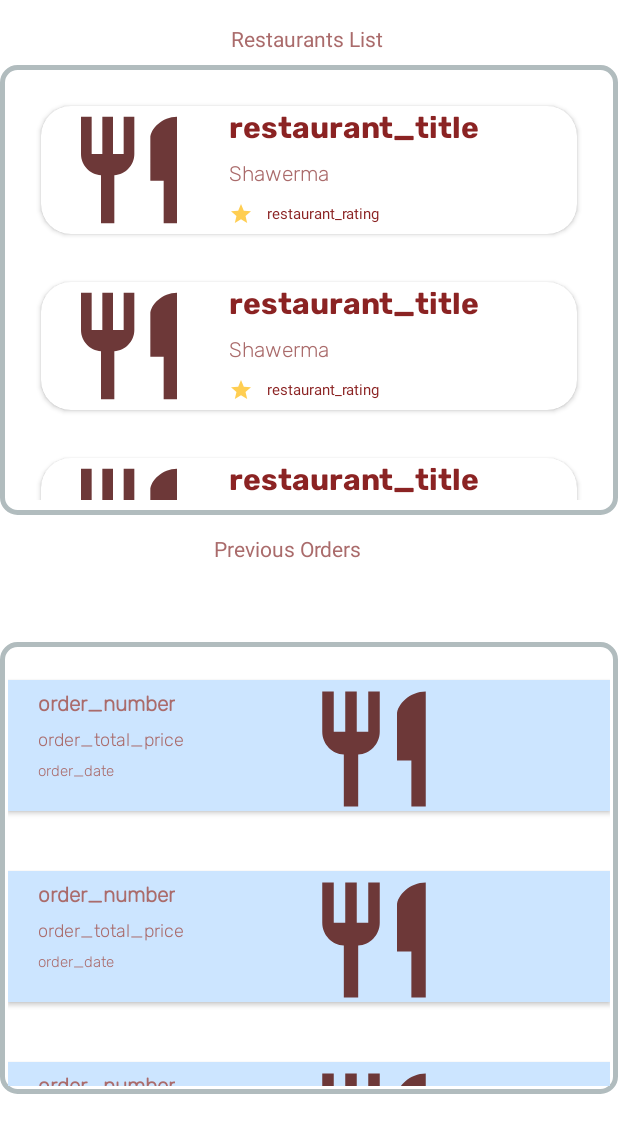
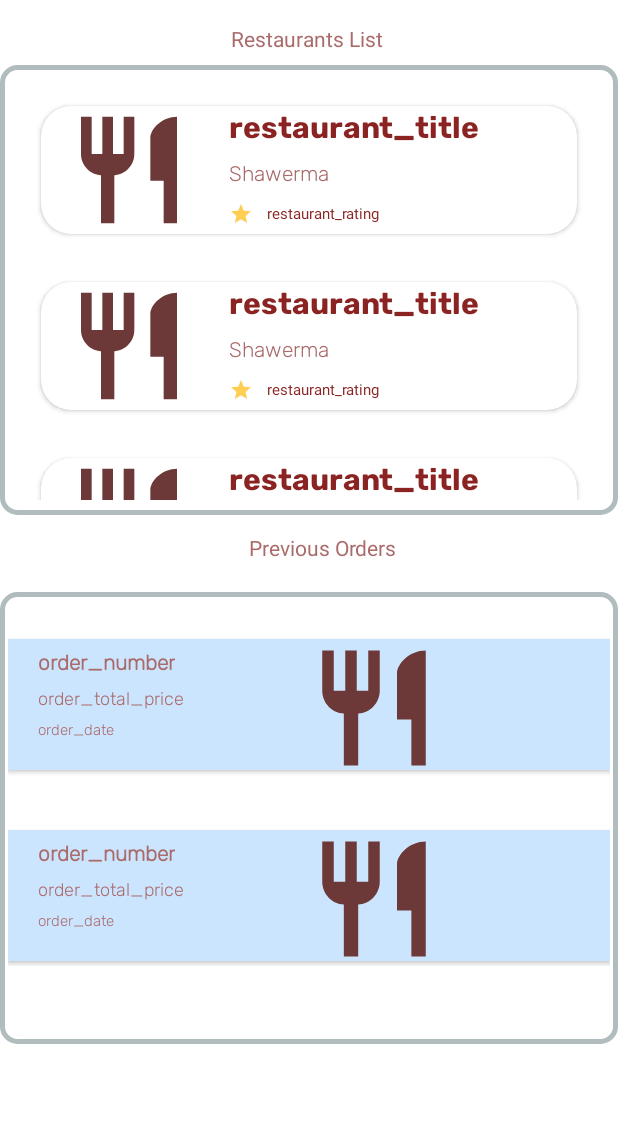
Before and after one commit to shehabadel/Wagba, an Android app: the layout fragment_home.xml on its own in the app's theme, with its tools: preview values and no code run, on a phone screen of 412 x 824 dp. Shown: the top 1133 px of the screen. Run offline under Robolectric (Android 15) with nearby library versions, the phone set to English and light mode, and no system bars.

Commit message:
Fixed showing all previous orders and current order
of a same user for all users. The problem was that I initialized the `String currentUser = auth.getCurrentUser().getUid();` which initialized for the same user across all the application when it is running. Instead I should have initialized it every time I call loadOrder,...etc.

```diff
--- a/app/src/main/java/com/example/wagba/PaymentActivity.java
+++ b/app/src/main/java/com/example/wagba/PaymentActivity.java
@@ -46,7 +46,7 @@ public class PaymentActivity extends AppCompatActivity {
             @Override
             public void onClick(View view) {
                 Date date = new Date();
-                String orderID = "Order#"+ new SimpleDateFormat("dd-MM-yyyy").format(new Date());
+                String orderID = "Order#"+ new SimpleDateFormat("mm-HH-dd-MM-yyyy").format(new Date());
                 OrderModel order = new OrderModel(
                         cart,
                         "Ain Shams University",
--- a/app/src/main/java/com/example/wagba/Repository/CartRepo.java
+++ b/app/src/main/java/com/example/wagba/Repository/CartRepo.java
@@ -25,7 +25,7 @@ public class CartRepo {
     private MutableLiveData<CartModel> cart = new MutableLiveData<>();
     private ArrayList<DishModel> dishes = new ArrayList<>();
     private FirebaseAuth auth = FirebaseAuth.getInstance();
-    String currentUser = auth.getCurrentUser().getUid();
+
     CartModel cartModel = new CartModel();
 
     public static CartRepo getInstance(){
@@ -65,6 +65,7 @@ public class CartRepo {
         deleteCart();
     }
     private void loadCart() {
+        String currentUser = auth.getCurrentUser().getUid();
         DatabaseReference db = FirebaseDatabase.getInstance().getReference();
         Query cartQuery  = db.child("users").child(currentUser).child("cart");
         cartQuery.addValueEventListener(new ValueEventListener() {
@@ -88,6 +89,7 @@ public class CartRepo {
         });
     }
     private void pushToCart(DishModel dish){
+        String currentUser = auth.getCurrentUser().getUid();
         try{
             DatabaseReference db = FirebaseDatabase.getInstance().getReference();
             DatabaseReference cartRef  = db.child("users").child(currentUser).child("cart").push();
@@ -98,6 +100,7 @@ public class CartRepo {
 
     }
     private void removeItem(String dishID){
+        String currentUser = auth.getCurrentUser().getUid();
         DatabaseReference db = FirebaseDatabase.getInstance().getReference();
         db.child("users").child(currentUser).child("cart").child(dishID).addValueEventListener(new ValueEventListener() {
             @Override
@@ -112,6 +115,7 @@ public class CartRepo {
         });
     }
     private void deleteCart(){
+        String currentUser = auth.getCurrentUser().getUid();
         DatabaseReference db = FirebaseDatabase.getInstance().getReference();
         DatabaseReference cartRef  = db.child("users").child(currentUser).child("cart");
         cartRef.setValue(null);
--- a/app/src/main/java/com/example/wagba/Repository/OrderRepo.java
+++ b/app/src/main/java/com/example/wagba/Repository/OrderRepo.java
@@ -23,7 +23,6 @@ public class OrderRepo {
     private MutableLiveData<ArrayList<OrderModel>> previousOrdersLive = new MutableLiveData<>();
     private ArrayList<OrderModel> prevOrdersModels = new ArrayList<OrderModel>();
     private FirebaseAuth auth =  FirebaseAuth.getInstance();
-    String currentUser = auth.getCurrentUser().getUid();
     OrderModel orderModel = new OrderModel();
 
     public static OrderRepo getInstance(){
@@ -52,6 +51,7 @@ public class OrderRepo {
  * TODO: Fix if there are null values.
  * */
     private void loadOrder() {
+        String currentUser = auth.getCurrentUser().getUid();
         DatabaseReference db = FirebaseDatabase.getInstance().getReference();
         Query orderQuery = db.child("users").child(currentUser).child("order");
         orderQuery.addValueEventListener(new ValueEventListener() {
@@ -79,6 +79,7 @@ public class OrderRepo {
  * returns true if order is made successfully, otherwise false.
  * */
     private boolean pushOrder(OrderModel newOrder) {
+        String currentUser = auth.getCurrentUser().getUid();
         loadOrder();
         boolean orderStatus=canIMakeOrder();
         boolean orderMade=false;
@@ -121,6 +122,7 @@ public class OrderRepo {
  * Fetches all the previous orders.
  * */
     private void getAllPrevious(){
+        String currentUser = auth.getCurrentUser().getUid();
         DatabaseReference db = FirebaseDatabase.getInstance().getReference();
         Query orderQuery = db.child("users").child(currentUser).child("previousOrders");
         orderQuery.addValueEventListener(new ValueEventListener() {
--- a/app/src/main/res/layout/fragment_cart.xml
+++ b/app/src/main/res/layout/fragment_cart.xml
@@ -46,7 +46,7 @@
             android:layout_height="234dp"
             android:layout_marginBottom="10sp"
             android:background="@drawable/layout_border"
-            android:padding="40sp"
+            android:padding="10sp"
             android:paddingLeft="20sp">
 
             <androidx.cardview.widget.CardView
--- a/app/src/main/res/layout/fragment_home.xml
+++ b/app/src/main/res/layout/fragment_home.xml
@@ -51,17 +51,19 @@
         app:layout_constraintHorizontal_bias="0.0"
         app:layout_constraintStart_toStartOf="parent"
         app:layout_constraintTop_toBottomOf="@+id/previous_orders_txtView"
-        app:layout_constraintVertical_bias="0.254">
+        app:layout_constraintVertical_bias="0.0">
 
         <androidx.recyclerview.widget.RecyclerView
             android:id="@+id/previous_orders_rcv"
             android:layout_width="0dp"
-            android:layout_height="0dp"
+            android:layout_height="258dp"
+            android:paddingBottom="20sp"
             app:layout_constraintBottom_toBottomOf="parent"
             app:layout_constraintEnd_toEndOf="parent"
-            app:layout_constraintHorizontal_bias="1.0"
+            app:layout_constraintHorizontal_bias="0.444"
             app:layout_constraintStart_toStartOf="parent"
             app:layout_constraintTop_toTopOf="parent"
+            app:layout_constraintVertical_bias="0.183"
             tools:listitem="@layout/previous_orders_item" />
     </androidx.constraintlayout.widget.ConstraintLayout>
 
@@ -75,10 +77,10 @@
         android:textColor="@color/dark_red_light"
         app:layout_constraintBottom_toBottomOf="parent"
         app:layout_constraintEnd_toEndOf="@+id/restaurants_list_wrapper"
-        app:layout_constraintHorizontal_bias="0.456"
+        app:layout_constraintHorizontal_bias="0.53"
         app:layout_constraintStart_toStartOf="@+id/restaurants_list_wrapper"
         app:layout_constraintTop_toBottomOf="@+id/restaurants_list_wrapper"
-        app:layout_constraintVertical_bias="0.002" />
+        app:layout_constraintVertical_bias="0.0" />
 
     <TextView
         android:id="@+id/restaurants_list_txtView"
```
